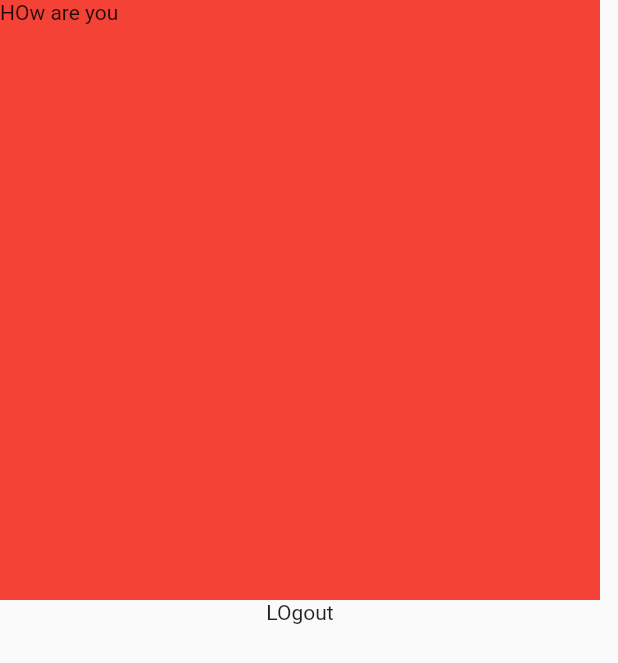
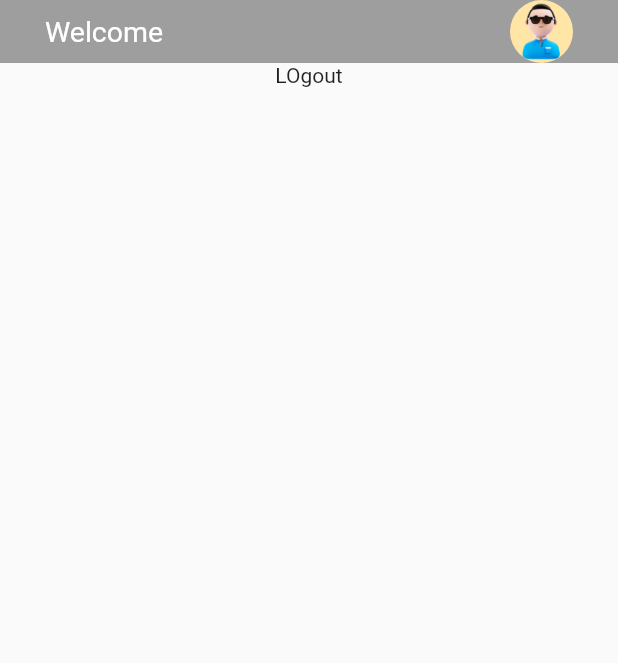
Before and after one commit to ayushh-gautam/cuddly-memory, a Flutter app: the screen it shows once a user with an empty profile is signed in, on a phone screen of 412 x 824 dp. Shown: the top 663 px of the screen. Run offline on Flutter 3.47's test engine with Material 2 defaults, Android fonts, the phone set to English and light mode, and no system bars; our stand-ins replace firebase_auth, firebase_core, google_sign_in; accounts and stored records are empty; network calls fail.

Commit message:
added some feature

```diff
--- a/lib/pages/mainPages/homePage.dart
+++ b/lib/pages/mainPages/homePage.dart
@@ -4,13 +4,14 @@ import 'package:firebase_auth/firebase_auth.dart';
 import 'package:flutter/material.dart';
 
 class HomePage extends StatefulWidget {
-  const HomePage({super.key});
+  HomePage({super.key});
 
   @override
   State<HomePage> createState() => _HomePageState();
 }
 
 class _HomePageState extends State<HomePage> {
+  final user = FirebaseAuth.instance.currentUser!;
   @override
   Widget build(BuildContext context) {
     return Scaffold(
@@ -19,10 +20,30 @@ class _HomePageState extends State<HomePage> {
           child: Column(
             children: [
               Container(
-                height: 400,
-                width: 400,
-                color: Colors.red,
-                child: Text('HOw are you'),
+                height: MediaQuery.of(context).devicePixelRatio * 28,
+                width: double.infinity,
+                decoration: BoxDecoration(
+                  color: Colors.grey.shade500,
+                ),
+                child: Padding(
+                  padding: const EdgeInsets.only(left: 30, right: 30),
+                  child: Row(
+                    mainAxisAlignment: MainAxisAlignment.spaceBetween,
+                    children: [
+                      Text(
+                        user.displayName != null
+                            ? 'Welcome  ' + user.displayName!
+                            : 'Welcome ' + user.email!,
+                        style: TextStyle(color: Colors.white, fontSize: 19),
+                      ),
+                      ClipOval(
+                        child: user.photoURL != null
+                            ? Image.network(user.photoURL!)
+                            : Image.asset('lib/assets/default.jpg'),
+                      )
+                    ],
+                  ),
+                ),
               ),
               GestureDetector(
                   onTap: () {
--- a/lib/pages/modules/authService.dart
+++ b/lib/pages/modules/authService.dart
@@ -11,5 +11,7 @@ class AuthService {
 
     final credential = GoogleAuthProvider.credential(
         accessToken: gauth.accessToken, idToken: gauth.idToken);
+
+    return await FirebaseAuth.instance.signInWithCredential(credential);
   }
 }
```
Also changed, not shown: lib/pages/loginPages/login.dart (+5 -10 lines), lib/pages/loginPages/signup.dart (+19 -3 lines), lib/assets/default.jpg (added), 2 other files.
